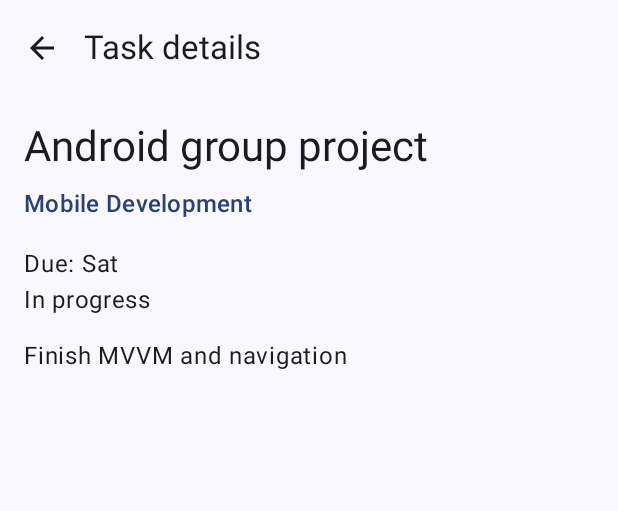
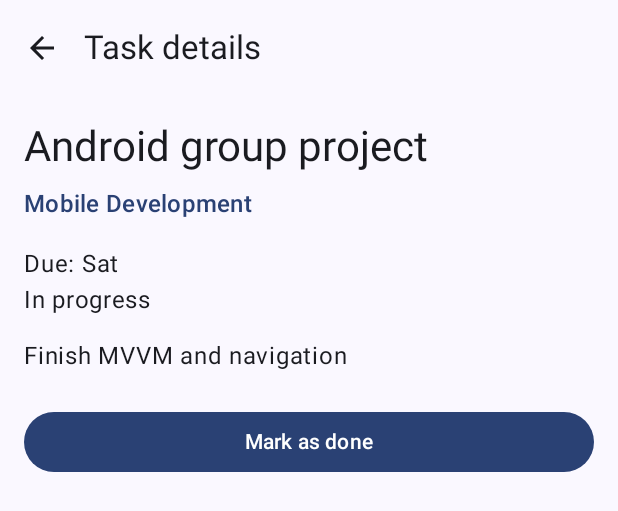
Before and after one commit to 240107006-oss/StudyPlanner, an Android app built with Jetpack Compose: the @Preview function TaskDetailScreenPreview, on a phone screen of 412 x 824 dp. Shown: the top 511 px of the screen. Run offline under Robolectric (Android 15) with nearby library versions, the phone set to English and light mode, and no system bars.

Commit message:
Add mark as done and delete buttons to TaskDetailScreen

```diff
--- a/app/src/main/java/com/example/studyplanner/ui/screens/TaskDetailScreen.kt
+++ b/app/src/main/java/com/example/studyplanner/ui/screens/TaskDetailScreen.kt
@@ -22,13 +22,18 @@ import androidx.compose.material3.Icon
 import androidx.compose.material3.IconButton
 import androidx.compose.material3.Scaffold
 import androidx.compose.material3.TopAppBar
+import androidx.compose.foundation.layout.fillMaxWidth
+import androidx.compose.material3.Button
+import androidx.compose.material3.OutlinedButton
 
 
 @OptIn(ExperimentalMaterial3Api::class)
 @Composable
 fun TaskDetailScreen(
     task: Task,
-    onBackClick: () -> Unit
+    onBackClick: () -> Unit,
+    onToggleDone: () -> Unit,
+    onDeleteClick: () -> Unit
 ) {
     Scaffold(
         topBar = {
@@ -73,6 +78,17 @@ fun TaskDetailScreen(
                 text = task.description,
                 style = MaterialTheme.typography.bodyLarge
             )
+            Spacer(modifier = Modifier.height(24.dp))
+            Button(
+                onClick = onToggleDone,
+                modifier = Modifier.fillMaxWidth()
+            ) {
+                Text(
+                    stringResource(
+                        if (task.isDone) R.string.mark_in_progress else R.string.mark_done
+                    )
+                )
+            }
         }
     }
 }
@@ -89,7 +105,9 @@ fun TaskDetailScreenPreview() {
                 description = "Finish MVVM and navigation",
                 dueDate = "Sat"
             ),
-            onBackClick = {}
+            onBackClick = {},
+            onToggleDone = {},
+            onDeleteClick = {}
         )
     }
 }
--- a/app/src/main/res/values/strings.xml
+++ b/app/src/main/res/values/strings.xml
@@ -15,4 +15,7 @@
     <string name="field_description">Description</string>
     <string name="field_due_date">Due date</string>
     <string name="save">Save</string>
+    <string name="mark_done">Mark as done</string>
+    <string name="mark_in_progress">Mark as in progress</string>
+    <string name="delete_task">Delete task</string>
 </resources>
```
